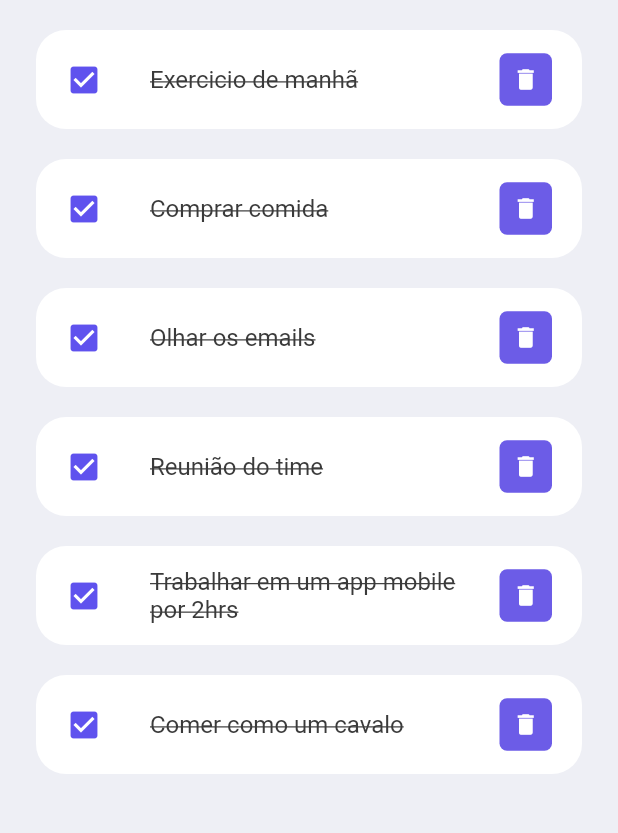
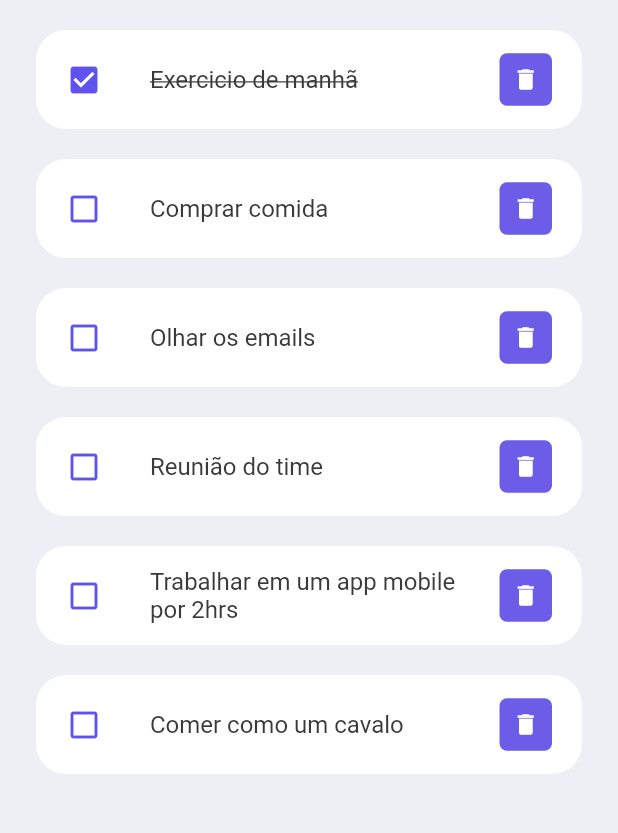
Before and after one commit to matefs/Todo_app, a Flutter app: the screen it shows after launch, on a phone screen of 412 x 824 dp, the part 306-1139 px from its top. Run offline on Flutter 3.47's test engine with Material 2 defaults, Android fonts, the phone set to English and light mode, and no system bars.

Commit message:
add: condicionais de renderização para checkbox e text decoration
caso o todo não estiver setado como concluido, não irá aparecer o checkbox de marcado e nem o texto como estando tachado (cortado no meio)

```diff
--- a/lib/widgets/todo_item.dart
+++ b/lib/widgets/todo_item.dart
@@ -18,10 +18,16 @@ class ToDoItem extends StatelessWidget {
         shape: RoundedRectangleBorder(borderRadius: BorderRadius.circular(20)),
         contentPadding: EdgeInsets.symmetric(horizontal: 20,vertical: 5),
         tileColor: Colors.white,
-        leading: Icon(Icons.check_box, color: tdBlue,),
+        leading: Icon(
+          todo.isDone ? Icons.check_box : Icons.check_box_outline_blank,
+          color: tdBlue,),
         title: Text(
           todo.todoText!,
-          style: TextStyle(fontSize: 16,color: tdBlack,decoration: TextDecoration.lineThrough),),
+          style: TextStyle(
+              fontSize: 16,
+              color: tdBlack,
+              decoration: todo.isDone ? TextDecoration.lineThrough : TextDecoration.none ),
+        ),
         trailing: Container(
           height: 35,
           width: 35,
```
